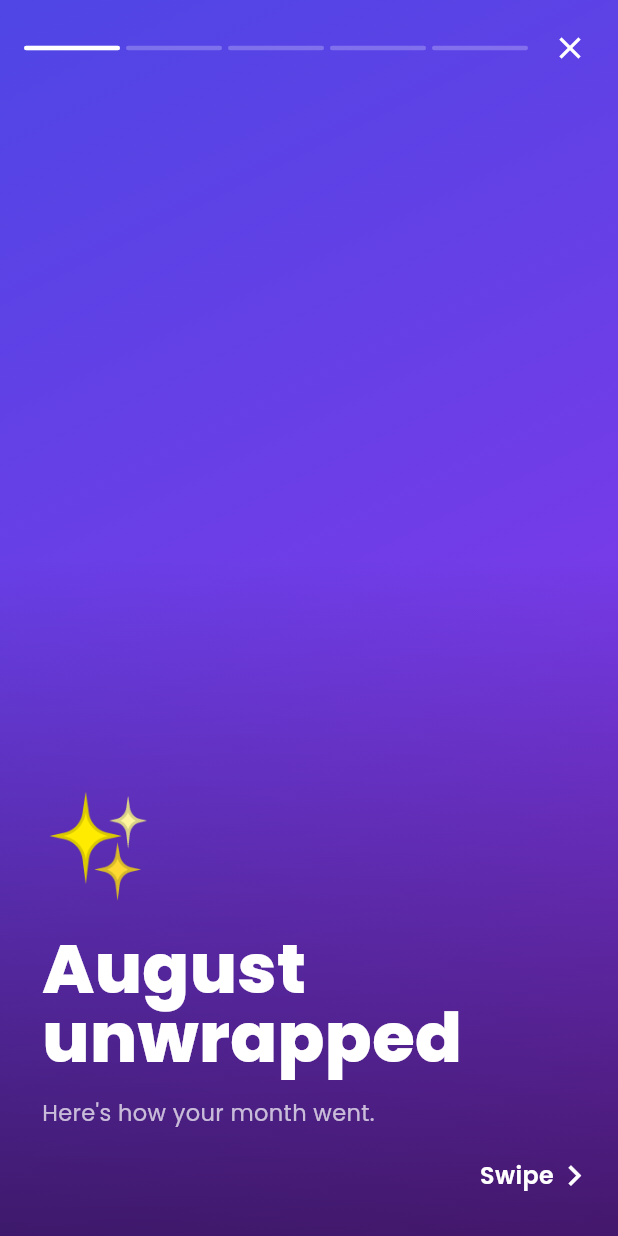
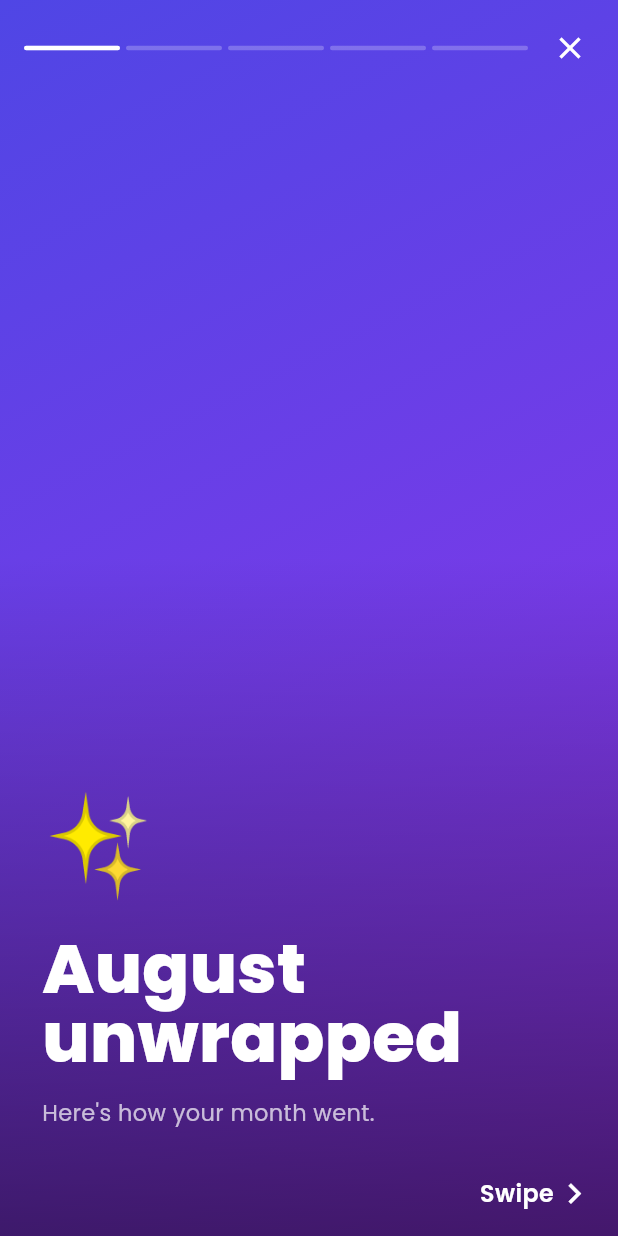
Before and after one commit to viyxsh/Expensio, a Flutter app: the MonthlyUnwrappedScreen screen opened directly with empty values, on a phone screen of 412 x 824 dp. Run offline on Flutter 3.47's test engine with Material 3 defaults, Android fonts, the phone set to English and light mode, and no system bars; our stand-ins replace app_links, cloud_firestore, firebase_auth, firebase_core, fl_chart, flutter_contacts and 11 more; missing offline and left inert: google_mlkit_text_recognition, mobile_scanner; accounts and stored records are empty; network calls fail.

Commit message:
fix: keep swipe hint above phone navbar in monthly recap

```diff
--- a/lib/screens/monthly_unwrapped.dart
+++ b/lib/screens/monthly_unwrapped.dart
@@ -372,10 +372,11 @@ class _MonthlyUnwrappedScreenState extends State<MonthlyUnwrappedScreen> {
             ),
           ),
           if (_page < slides.length - 1)
-            const Positioned(
+            Positioned(
               right: 20,
-              bottom: 28,
-              child: _Pulse(
+              // Clear the phone's navigation bar instead of a fixed offset.
+              bottom: MediaQuery.of(context).padding.bottom + 16,
+              child: const _Pulse(
                 child: Row(
                   children: [
                     Text('Swipe',
```
